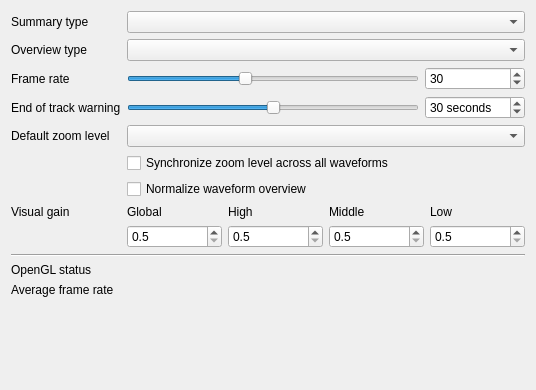
This is src/preferences/dlgprefwaveformdlg.ui in gdkar/mixxx as Qt 5 draws it before an edit. The edited form follows.
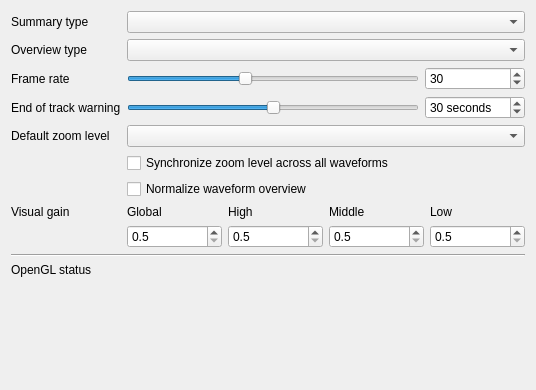
This is the edited form.

What changed in the file:
```diff
--- a/src/preferences/dlgprefwaveformdlg.ui
+++ b/src/preferences/dlgprefwaveformdlg.ui
@@ -93,19 +93,6 @@
        </property>
       </widget>
      </item>
-     <item row="10" column="0">
-      <widget class="QLabel" name="openGlStatusLabel_2">
-       <property name="toolTip">
-        <string/>
-       </property>
-       <property name="text">
-        <string>Average frame rate</string>
-       </property>
-       <property name="alignment">
-        <set>Qt::AlignLeading|Qt::AlignLeft|Qt::AlignVCenter</set>
-       </property>
-      </widget>
-     </item>
      <item row="3" column="0">
       <widget class="QLabel" name="endOfTrackWarningTimeLabel">
        <property name="text">
```
Left out of the diff: 20 changed lines with no effect on the pictures.
